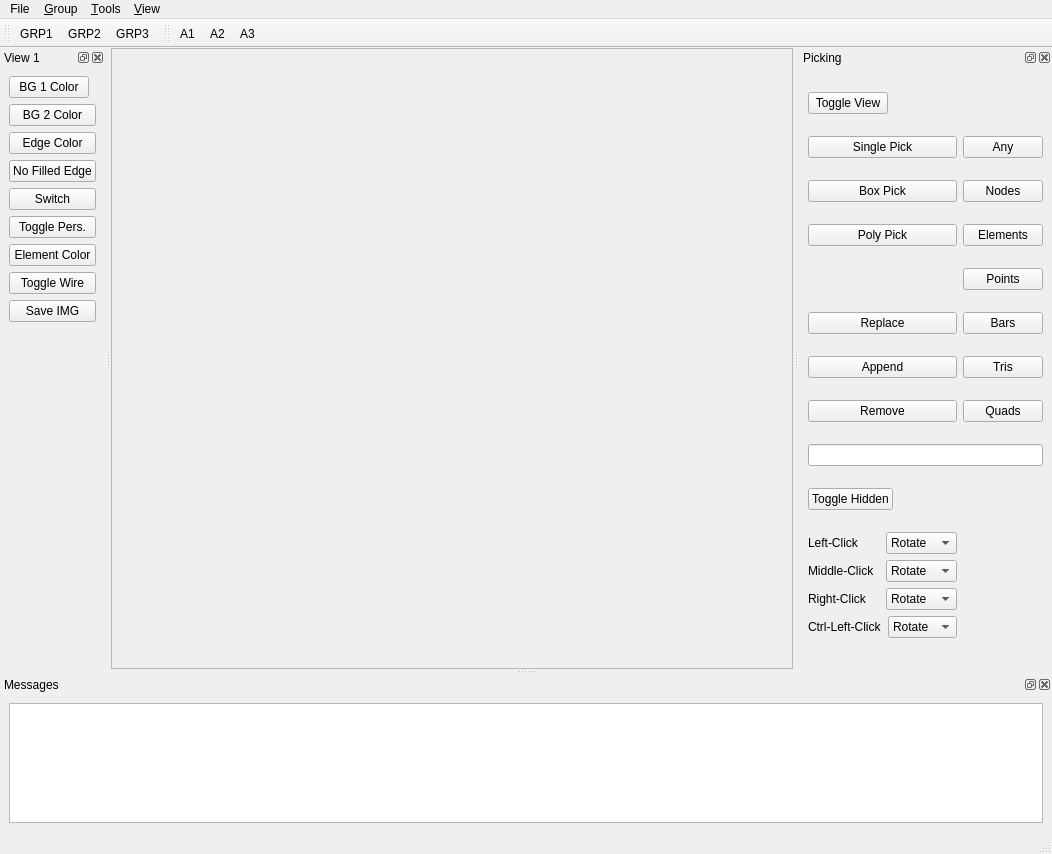
Qt form fem_post/view/view.ui (MRedAero/FEMAnalysisTool) before a commit.
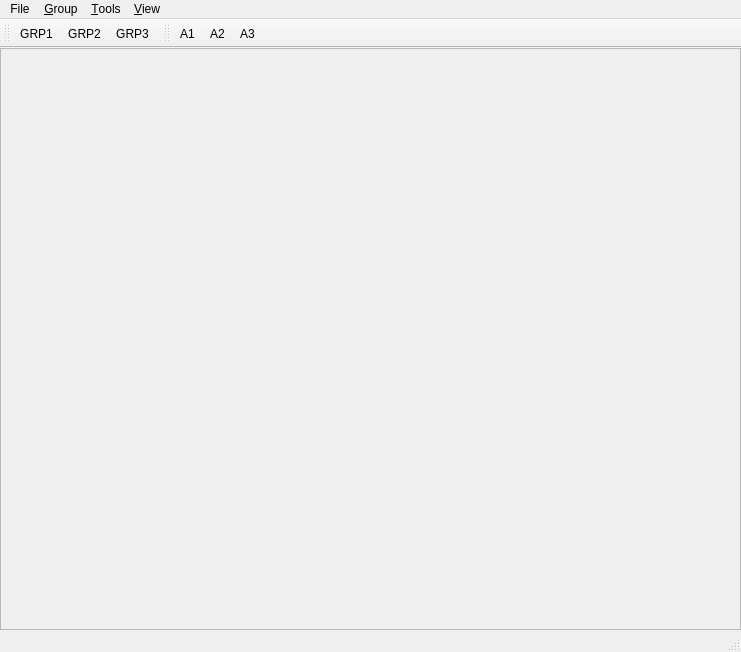
The same form after that commit. Icons and pictures are not drawn.

Commit message: Preliminary update to .ui structure.  Docks in separate .ui(s). Stylesheet read in to set style.  Many items still in work.  Switched to PyQt from PySide to streamline workflow for development.  Making comments where discrepancies between PySide and PyQt are found.

The edit to the form file:
```diff
--- a/fem_post/view/view.ui
+++ b/fem_post/view/view.ui
@@ -6,8 +6,8 @@
    <rect>
     <x>0</x>
     <y>0</y>
-    <width>1052</width>
-    <height>854</height>
+    <width>741</width>
+    <height>652</height>
    </rect>
   </property>
   <property name="windowTitle">
@@ -62,7 +62,7 @@
     <rect>
      <x>0</x>
      <y>0</y>
-     <width>1052</width>
+     <width>741</width>
      <height>21</height>
     </rect>
    </property>
@@ -93,40 +93,6 @@
    <addaction name="menu_View"/>
   </widget>
   <widget class="QStatusBar" name="statusbar"/>
-  <widget class="QDockWidget" name="dock_msg">
-   <property name="windowTitle">
-    <string>Messages</string>
-   </property>
-   <attribute name="dockWidgetArea">
-    <number>8</number>
-   </attribute>
-   <widget class="QWidget" name="dockWidgetContents">
-    <layout class="QGridLayout" name="gridLayout_3">
-     <item row="0" column="0">
-      <widget class="QPlainTextEdit" name="txt_msg">
-       <property name="sizePolicy">
-        <sizepolicy hsizetype="Expanding" vsizetype="Maximum">
-         <horstretch>0</horstretch>
-         <verstretch>0</verstretch>
-        </sizepolicy>
-       </property>
-       <property name="minimumSize">
-        <size>
-         <width>0</width>
-         <height>120</height>
-        </size>
-       </property>
-       <property name="maximumSize">
-        <size>
-         <width>16777215</width>
-         <height>120</height>
-        </size>
-       </property>
-      </widget>
-     </item>
-    </layout>
-   </widget>
-  </widget>
   <widget class="QToolBar" name="tbar_grp">
    <property name="windowTitle">
     <string>Grouping Toolbar</string>
@@ -173,508 +139,6 @@
    <addaction name="action_A2"/>
    <addaction name="action_A3"/>
   </widget>
-  <widget class="QDockWidget" name="dock_view1">
-   <property name="windowTitle">
-    <string>View 1</string>
-   </property>
-   <attribute name="dockWidgetArea">
-    <number>1</number>
-   </attribute>
-   <widget class="QWidget" name="dockWidgetContents_2">
-    <layout class="QGridLayout" name="gridLayout_5">
-     <item row="4" column="0">
-      <widget class="QPushButton" name="btn_switch">
-       <property name="toolTip">
-        <string>Switch Background for Printing</string>
-       </property>
-       <property name="text">
-        <string>Switch</string>
-       </property>
-      </widget>
-     </item>
-     <item row="1" column="0">
-      <widget class="QPushButton" name="btn_bgcolor2">
-       <property name="text">
-        <string>BG 2 Color</string>
-       </property>
-      </widget>
-     </item>
-     <item row="2" column="0">
-      <widget class="QPushButton" name="btn_edgecolor">
-       <property name="text">
-        <string>Edge Color</string>
-       </property>
-      </widget>
-     </item>
-     <item row="9" column="0">
-      <spacer name="verticalSpacer">
-       <property name="orientation">
-        <enum>Qt::Vertical</enum>
-       </property>
-       <property name="sizeHint" stdset="0">
-        <size>
-         <width>20</width>
-         <height>40</height>
-        </size>
-       </property>
-      </spacer>
-     </item>
-     <item row="5" column="0">
-      <widget class="QPushButton" name="btn_perspectivetoggle">
-       <property name="text">
-        <string>Toggle Pers.</string>
-       </property>
-      </widget>
-     </item>
-     <item row="0" column="0">
-      <widget class="QPushButton" name="btn_bgcolor1">
-       <property name="sizePolicy">
-        <sizepolicy hsizetype="Maximum" vsizetype="Fixed">
-         <horstretch>0</horstretch>
-         <verstretch>0</verstretch>
-        </sizepolicy>
-       </property>
-       <property name="text">
-        <string>BG 1 Color</string>
-       </property>
-      </widget>
-     </item>
-     <item row="3" column="0">
-      <widget class="QPushButton" name="btn_nofillededge">
-       <property name="text">
-        <string>No Filled Edge</string>
-       </property>
-      </widget>
-     </item>
-     <item row="6" column="0">
-      <widget class="QPushButton" name="btn_elementcolor">
-       <property name="text">
-        <string>Element Color</string>
-       </property>
-      </widget>
-     </item>
-     <item row="7" column="0">
-      <widget class="QPushButton" name="btn_togglewire">
-       <property name="text">
-        <string>Toggle Wire</string>
-       </property>
-      </widget>
-     </item>
-     <item row="8" column="0">
-      <widget class="QPushButton" name="btn_saveimg">
-       <property name="text">
-        <string>Save IMG</string>
-       </property>
-      </widget>
-     </item>
-    </layout>
-   </widget>
-  </widget>
-  <widget class="QDockWidget" name="dock_picking">
-   <property name="windowTitle">
-    <string>Picking</string>
-   </property>
-   <attribute name="dockWidgetArea">
-    <number>2</number>
-   </attribute>
-   <widget class="QWidget" name="dockWidgetContents_3">
-    <layout class="QGridLayout" name="gridLayout">
-     <item row="2" column="0">
-      <widget class="QPushButton" name="box_pick_button">
-       <property name="text">
-        <string>Box Pick</string>
-       </property>
-       <property name="autoDefault">
-        <bool>true</bool>
-       </property>
-      </widget>
-     </item>
-     <item row="4" column="1">
-      <widget class="QPushButton" name="points_button">
-       <property name="text">
-        <string>Points</string>
-       </property>
-       <property name="autoDefault">
-        <bool>true</bool>
-       </property>
-       <property name="default">
-        <bool>false</bool>
-       </property>
-       <property name="flat">
-        <bool>false</bool>
-       </property>
-      </widget>
-     </item>
-     <item row="5" column="1">
-      <widget class="QPushButton" name="bars_button">
-       <property name="text">
-        <string>Bars</string>
-       </property>
-       <property name="autoDefault">
-        <bool>true</bool>
-       </property>
-       <property name="default">
-        <bool>false</bool>
-       </property>
-       <property name="flat">
-        <bool>false</bool>
-       </property>
-      </widget>
-     </item>
-     <item row="1" column="0">
-      <widget class="QPushButton" name="single_pick_button">
-       <property name="text">
-        <string>Single Pick</string>
-       </property>
-       <property name="autoDefault">
-        <bool>true</bool>
-       </property>
-      </widget>
-     </item>
-     <item row="9" column="0">
-      <widget class="QPushButton" name="toggle_hidden_button">
-       <property name="sizePolicy">
-        <sizepolicy hsizetype="Maximum" vsizetype="Fixed">
-         <horstretch>0</horstretch>
-         <verstretch>0</verstretch>
-        </sizepolicy>
-       </property>
-       <property name="text">
-        <string>Toggle Hidden</string>
-       </property>
-      </widget>
-     </item>
-     <item row="7" column="0">
-      <widget class="QPushButton" name="remove_selection_button">
-       <property name="text">
-        <string>Remove</string>
-       </property>
-       <property name="autoDefault">
-        <bool>true</bool>
-       </property>
-       <property name="default">
-        <bool>false</bool>
-       </property>
-       <property name="flat">
-        <bool>false</bool>
-       </property>
-      </widget>
-     </item>
-     <item row="6" column="1">
-      <widget class="QPushButton" name="tris_button">
-       <property name="text">
-        <string>Tris</string>
-       </property>
-       <property name="autoDefault">
-        <bool>true</bool>
-       </property>
-       <property name="default">
-        <bool>false</bool>
-       </property>
-       <property name="flat">
-        <bool>false</bool>
-       </property>
-      </widget>
-     </item>
-     <item row="1" column="1">
-      <widget class="QPushButton" name="any_button">
-       <property name="text">
-        <string>Any</string>
-       </property>
-       <property name="autoDefault">
-        <bool>true</bool>
-       </property>
-      </widget>
-     </item>
-     <item row="2" column="1">
-      <widget class="QPushButton" name="nodes_button">
-       <property name="text">
-        <string>Nodes</string>
-       </property>
-       <property name="autoDefault">
-        <bool>true</bool>
-       </property>
-      </widget>
-     </item>
-     <item row="8" column="0" colspan="2">
-      <widget class="QLineEdit" name="selection_box"/>
-     </item>
-     <item row="5" column="0">
-      <widget class="QPushButton" name="replace_selection_button">
-       <property name="text">
-        <string>Replace</string>
-       </property>
-       <property name="autoDefault">
-        <bool>true</bool>
-       </property>
-      </widget>
-     </item>
-     <item row="6" column="0">
-      <widget class="QPushButton" name="append_selection_button">
-       <property name="text">
-        <string>Append</string>
-       </property>
-       <property name="autoDefault">
-        <bool>true</bool>
-       </property>
-      </widget>
-     </item>
-     <item row="3" column="1">
-      <widget class="QPushButton" name="elements_button">
-       <property name="text">
-        <string>Elements</string>
-       </property>
-       <property name="autoDefault">
-        <bool>true</bool>
-       </property>
-       <property name="default">
-        <bool>false</bool>
-       </property>
-       <property name="flat">
-        <bool>false</bool>
-       </property>
-      </widget>
-     </item>
-     <item row="3" column="0">
-      <widget class="QPushButton" name="poly_pick_button">
-       <property name="text">
-        <string>Poly Pick</string>
-       </property>
-       <property name="autoDefault">
-        <bool>true</bool>
-       </property>
-       <property name="default">
-        <bool>false</bool>
-       </property>
-       <property name="flat">
-        <bool>false</bool>
-       </property>
-      </widget>
-     </item>
-     <item row="7" column="1">
-      <widget class="QPushButton" name="quads_button">
-       <property name="text">
-        <string>Quads</string>
-       </property>
-       <property name="autoDefault">
-        <bool>true</bool>
-       </property>
-       <property name="default">
-        <bool>false</bool>
-       </property>
-       <property name="flat">
-        <bool>false</bool>
-       </property>
-      </widget>
-     </item>
-     <item row="10" column="0">
-      <layout class="QVBoxLayout" name="verticalLayout">
-       <item>
-        <layout class="QHBoxLayout" name="horizontalLayout">
-         <item>
-          <widget class="QLabel" name="label">
-           <property name="minimumSize">
-            <size>
-             <width>71</width>
-             <height>16</height>
-            </size>
-           </property>
-           <property name="text">
-            <string>Left-Click</string>
-           </property>
-          </widget>
-         </item>
-         <item>
-          <widget class="QComboBox" name="left_click_combo">
-           <property name="minimumSize">
-            <size>
-             <width>69</width>
-             <height>22</height>
-            </size>
-           </property>
-           <item>
-            <property name="text">
-             <string>Rotate</string>
-            </property>
-           </item>
-           <item>
-            <property name="text">
-             <string>Pan</string>
-            </property>
-           </item>
-           <item>
-            <property name="text">
-             <string>Zoom</string>
-            </property>
-           </item>
-           <item>
-            <property name="text">
-             <string>Select</string>
-            </property>
-           </item>
-          </widget>
-         </item>
-        </layout>
-       </item>
-       <item>
-        <layout class="QHBoxLayout" name="horizontalLayout_2">
-         <item>
-          <widget class="QLabel" name="label_2">
-           <property name="minimumSize">
-            <size>
-             <width>71</width>
-             <height>16</height>
-            </size>
-           </property>
-           <property name="text">
-            <string>Middle-Click</string>
-           </property>
-          </widget>
-         </item>
-         <item>
-          <widget class="QComboBox" name="middle_click_combo">
-           <property name="minimumSize">
-            <size>
-             <width>69</width>
-             <height>22</height>
-            </size>
-           </property>
-           <item>
-            <property name="text">
-             <string>Rotate</string>
-            </property>
-           </item>
-           <item>
-            <property name="text">
-             <string>Pan</string>
-            </property>
-           </item>
-           <item>
-            <property name="text">
-             <string>Zoom</string>
-            </property>
-           </item>
-           <item>
-            <property name="text">
-             <string>Select</string>
-            </property>
-           </item>
-          </widget>
-         </item>
-        </layout>
-       </item>
-       <item>
-        <layout class="QHBoxLayout" name="horizontalLayout_3">
-         <item>
-          <widget class="QLabel" name="label_3">
-           <property name="minimumSize">
-            <size>
-             <width>71</width>
-             <height>16</height>
-            </size>
-           </property>
-           <property name="text">
-            <string>Right-Click</string>
-           </property>
-          </widget>
-         </item>
-         <item>
-          <widget class="QComboBox" name="right_click_combo">
-           <property name="minimumSize">
-            <size>
-             <width>69</width>
-             <height>22</height>
-            </size>
-           </property>
-           <item>
-            <property name="text">
-             <string>Rotate</string>
-            </property>
-           </item>
-           <item>
-            <property name="text">
-             <string>Pan</string>
-            </property>
-           </item>
-           <item>
-            <property name="text">
-             <string>Zoom</string>
-            </property>
-           </item>
-           <item>
-            <property name="text">
-             <string>Select</string>
-            </property>
-           </item>
-          </widget>
-         </item>
-        </layout>
-       </item>
-       <item>
-        <layout class="QHBoxLayout" name="horizontalLayout_4">
-         <item>
-          <widget class="QLabel" name="label_4">
-           <property name="minimumSize">
-            <size>
-             <width>71</width>
-             <height>16</height>
-            </size>
-           </property>
-           <property name="text">
-            <string>Ctrl-Left-Click</string>
-           </property>
-          </widget>
-         </item>
-         <item>
-          <widget class="QComboBox" name="ctrl_left_click_combo">
-           <property name="minimumSize">
-            <size>
-             <width>69</width>
-             <height>22</height>
-            </size>
-           </property>
-           <item>
-            <property name="text">
-             <string>Rotate</string>
-            </property>
-           </item>
-           <item>
-            <property name="text">
-             <string>Pan</string>
-            </property>
-           </item>
-           <item>
-            <property name="text">
-             <string>Zoom</string>
-            </property>
-           </item>
-           <item>
-            <property name="text">
-             <string>Select</string>
-            </property>
-           </item>
-          </widget>
-         </item>
-        </layout>
-       </item>
-      </layout>
-     </item>
-     <item row="0" column="0">
-      <widget class="QPushButton" name="toggle_view_button">
-       <property name="sizePolicy">
-        <sizepolicy hsizetype="Maximum" vsizetype="Fixed">
-         <horstretch>0</horstretch>
-         <verstretch>0</verstretch>
-        </sizepolicy>
-       </property>
-       <property name="text">
-        <string>Toggle View</string>
-       </property>
-      </widget>
-     </item>
-    </layout>
-   </widget>
-  </widget>
   <action name="action_A1">
    <property name="checkable">
     <bool>true</bool>
```
Left out of the diff: 39 changed lines with no effect on the pictures. The commit also changes 19 other files.
